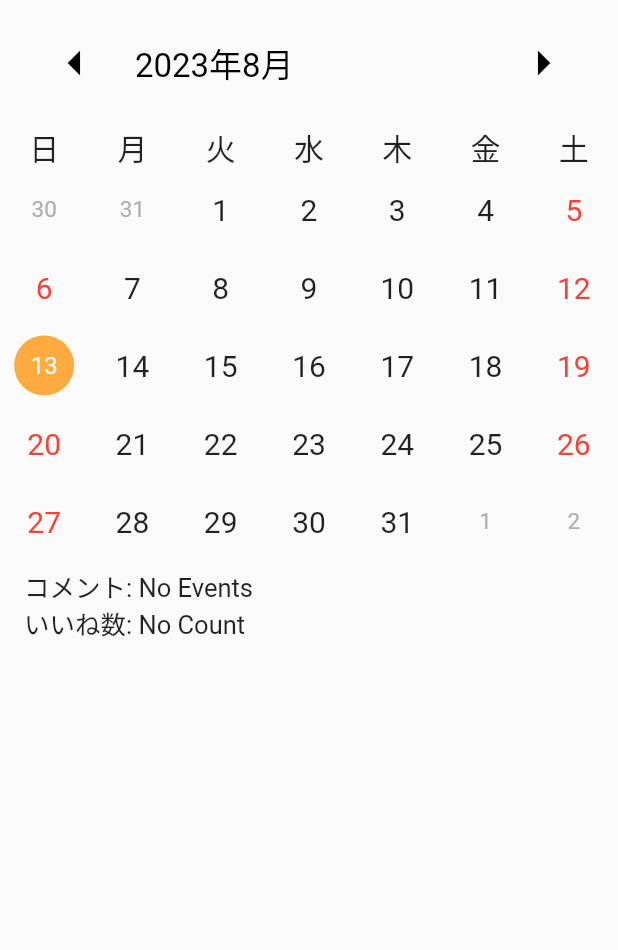
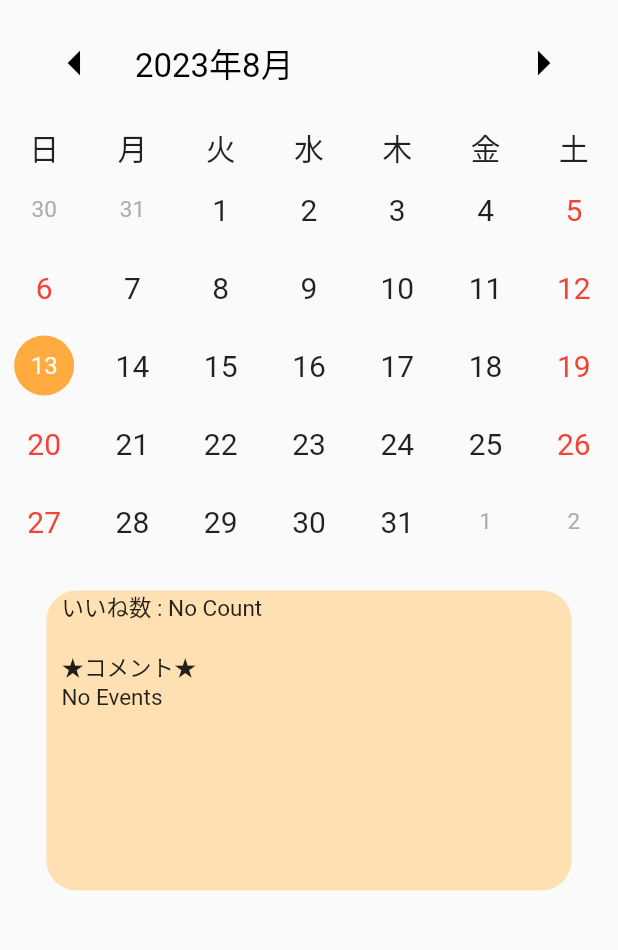
Before and after one commit to youten410/me-good, a Flutter app: the screen it shows after launch, tab 2 chosen, on a phone screen of 412 x 824 dp, the part 146-1096 px from its top. Run offline on Flutter 3.47's test engine with Material 2 defaults, Android fonts, the phone set to English and light mode, and no system bars; drawn by our look-alikes of table_calendar; our stand-ins replace cloud_firestore, firebase_core, firebase_storage, go_router; missing offline and left inert: flat_3d_button, pushable_button; accounts and stored records are empty.

Commit message:
update : カレンダーのコメント表示を変更

```diff
--- a/lib/screens/calendar_screen.dart
+++ b/lib/screens/calendar_screen.dart
@@ -131,12 +131,21 @@ class _CalendarScreenState extends State<CalendarScreen> {
               weekdayStyle: TextStyle(fontSize: 20),
               weekendStyle: TextStyle(fontSize: 20)),
         ),
-        ListView(
-          shrinkWrap: true,
-          children: [
-            ListTile(
-                title: Text('コメント: $displayComment \nいいね数: $displayGoodCount')),
-          ],
+        SizedBox(
+          height: 20,
+        ),
+        Container(
+          padding: EdgeInsets.only(left: 10, right: 10),
+          child: Text('いいね数 : $displayGoodCount\n\n★コメント★\n$displayComment'),
+          decoration: BoxDecoration(
+            borderRadius: BorderRadius.vertical(
+              top: Radius.circular(20),
+              bottom: Radius.circular(20),
+            ),
+            color: Colors.orange[100],
+          ),
+          height: 200,
+          width: 350,
         )
       ],
     );
```
